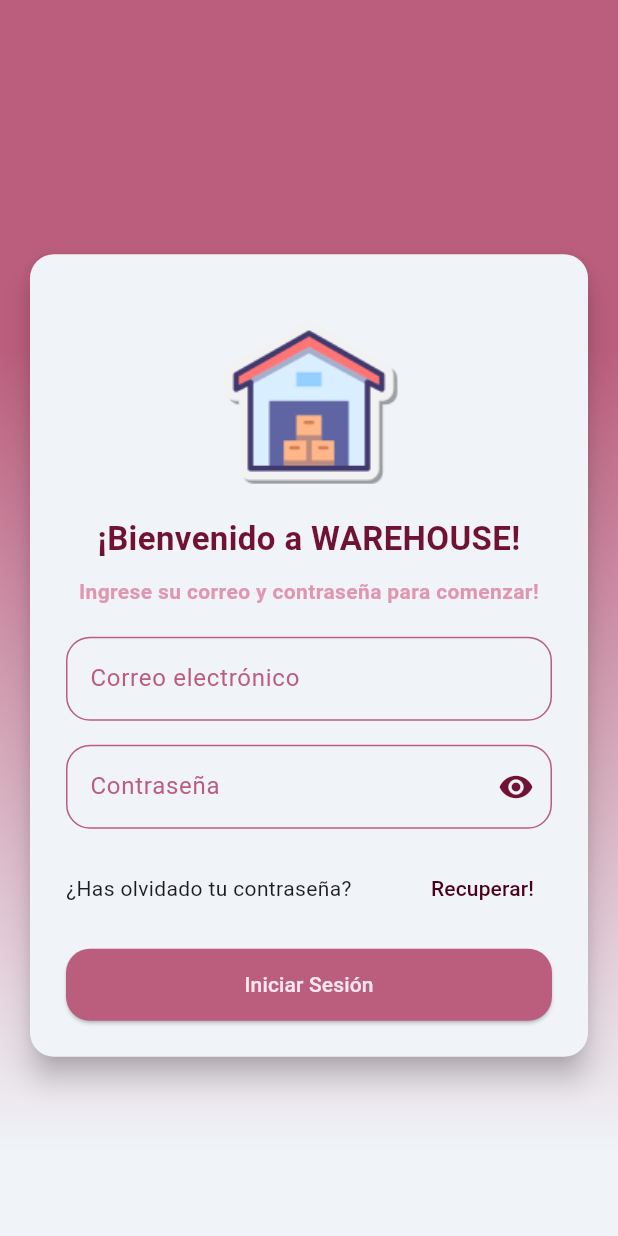
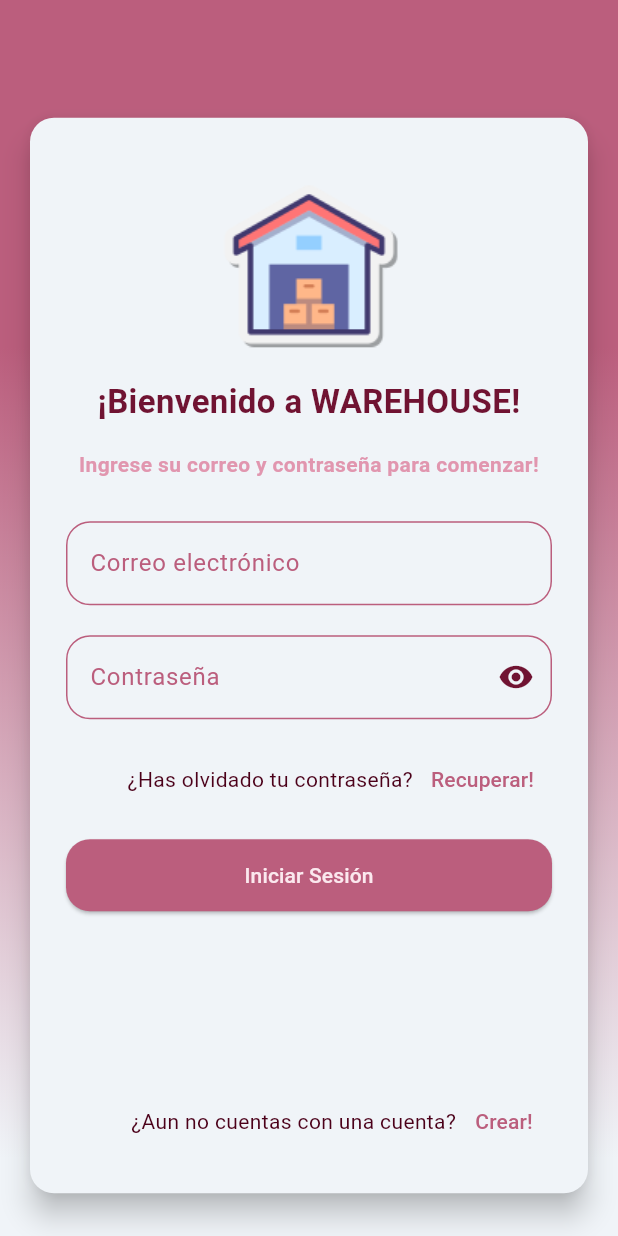
Before and after one commit to Mrls09/warehouse_master_mobile, a Flutter app: the screen it shows after launch, on a phone screen of 412 x 824 dp. Run offline on Flutter 3.47's test engine with Material 3 defaults, Android fonts, the phone set to English and light mode, and no system bars; our stand-ins replace flutter_svg.

Commit message:
[update]

```diff
--- a/lib/modules/auth/login_screen.dart
+++ b/lib/modules/auth/login_screen.dart
@@ -58,7 +58,7 @@ class _LoginScreenState extends State<LoginScreen> {
                                 color: AppColors.deepRedAccent,
                               ),
                             ),
-                            const SizedBox(height: 10),
+                            const SizedBox(height: 16),
                             const Text(
                               'Ingrese su correo y contraseña para comenzar!',
                               textAlign: TextAlign.center,
@@ -68,19 +68,23 @@ class _LoginScreenState extends State<LoginScreen> {
                                 fontWeight: FontWeight.bold,
                               ),
                             ),
-                            const SizedBox(height: 20),
+                            const SizedBox(height: 28),
                             TextFieldEmail(
                               controller: _username,
                             ),
-                            const SizedBox(height: 16),
+                            const SizedBox(height: 20),
                             TextFieldPassword(
                               controller: _password,
                             ),
                             const SizedBox(height: 16),
                             Row(
-                              mainAxisAlignment: MainAxisAlignment.spaceBetween,
+                              mainAxisAlignment: MainAxisAlignment.end,
                               children: [
-                                const Text('¿Has olvidado tu contraseña?'),
+                                const Text('¿Has olvidado tu contraseña?',
+                                  style: TextStyle(
+                                      color: AppColors.deepMaroon,
+                                    ),
+                                ),
                                 TextButton(
                                   onPressed: () {
                                     print('Recuperar contraseña');
@@ -88,7 +92,7 @@ class _LoginScreenState extends State<LoginScreen> {
                                   child: const Text(
                                     'Recuperar!',
                                     style: TextStyle(
-                                      color: AppColors.deepMaroon,
+                                      color: AppColors.rosePrimary,
                                     ),
                                   ),
                                 ),
@@ -115,6 +119,28 @@ class _LoginScreenState extends State<LoginScreen> {
                                 child: const Text('Iniciar Sesión'),
                               ),
                             ),
+                            const SizedBox(height: 116),
+                            Row(
+                              mainAxisAlignment: MainAxisAlignment.end,
+                              children: [
+                                const Text('¿Aun no cuentas con una cuenta?',
+                                   style: TextStyle(
+                                      color: AppColors.deepMaroon,
+                                    ),
+                                ),
+                                TextButton(
+                                  onPressed: () {
+                                    print('Crear');
+                                  },
+                                  child: const Text(
+                                    'Crear!',
+                                    style: TextStyle(
+                                      color: AppColors.rosePrimary,
+                                    ),
+                                  ),
+                                ),
+                              ],
+                            ),
                           ],
                         ),
                       ),
```
